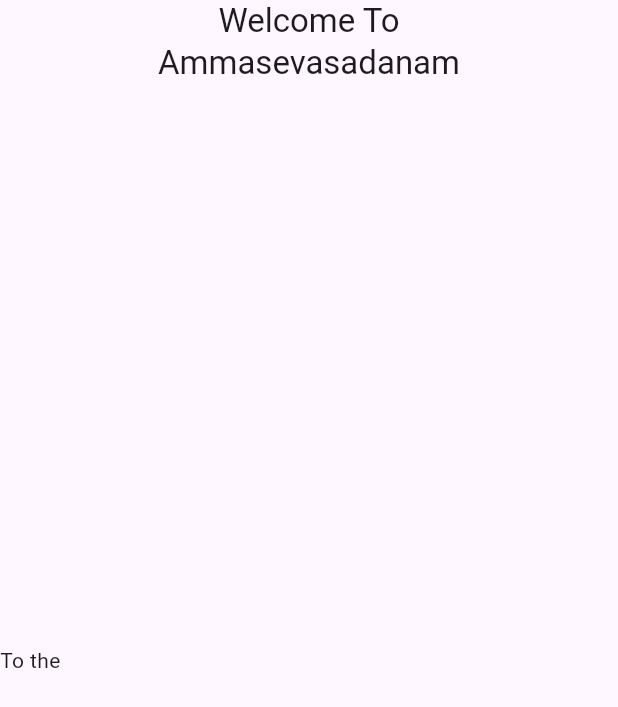
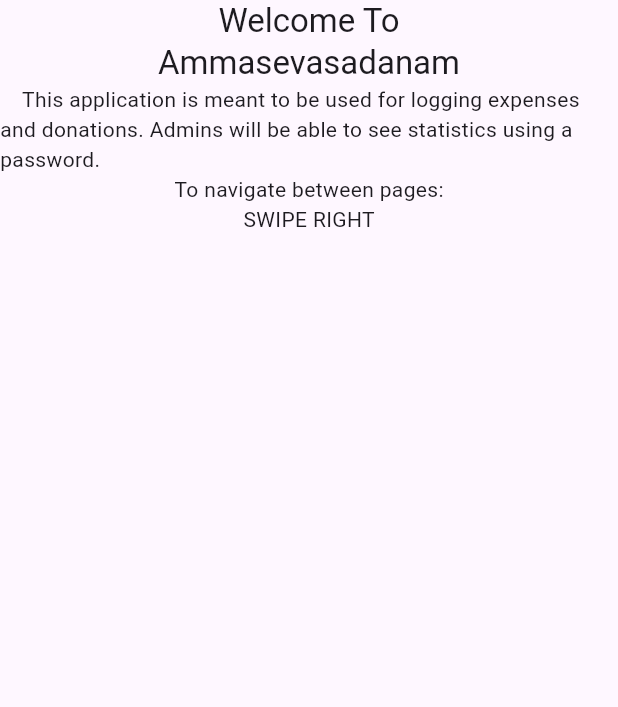
Before and after one commit to TheFinalGuardian/Ammasevasadanam-App, a Flutter app: the screen it shows after launch, on a phone screen of 412 x 824 dp. Shown: the top 707 px of the screen. Run offline on Flutter 3.47's test engine with Material 3 defaults, Android fonts, the phone set to English and light mode, and no system bars.

Commit message:
getting ready to pull

```diff
--- a/lib/home_page.dart
+++ b/lib/home_page.dart
@@ -16,10 +16,23 @@ class HomePage extends StatelessWidget {
             ),
           ),
         ),
-        body: Column(
-          mainAxisAlignment: MainAxisAlignment.center,
+        body: const Column(
           children: [
-            Text("To the ")
+            Text(
+                """    This application is meant to be used for logging expenses and donations. Admins will be able to see statistics using a password. """),
+            Text("To navigate between pages:"),
+            Row(
+              mainAxisAlignment: MainAxisAlignment.spaceEvenly,
+              children: [
+                Column(
+                  mainAxisAlignment: MainAxisAlignment.spaceEvenly,
+                  children: [
+                    Text("SWIPE RIGHT"),
+
+                  ],
+                )
+              ],
+            ),
           ],
         ));
   }
```
Also changed, not shown: 1 other file.
